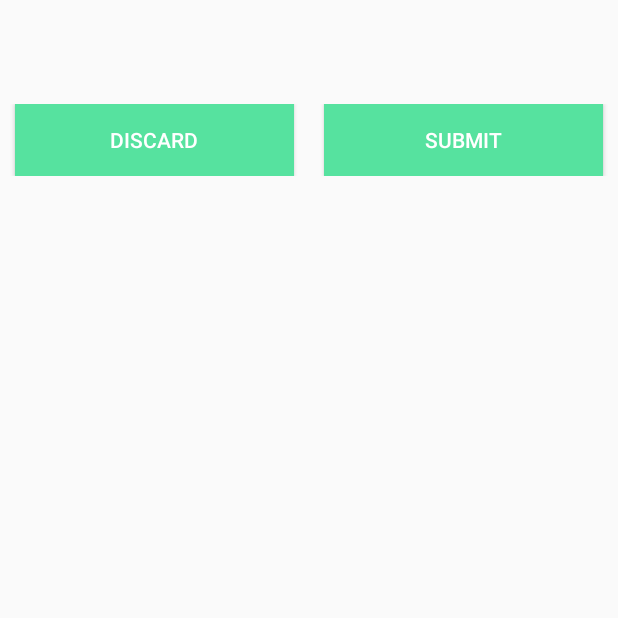
After one commit to rhys3010/language_vocabulary_assistant, an Android app: the PracticeActivity screen opened directly, with no data from a screen before it, on a phone screen of 412 x 824 dp, the top half of it. The commit adds this screen. Run offline under Robolectric (Android 15) with nearby library versions, the phone set to English and light mode, and no system bars.

Commit message:
added frontend skeleton for practice screen

```diff
--- a/app/src/main/AndroidManifest.xml
+++ b/app/src/main/AndroidManifest.xml
@@ -17,6 +17,7 @@
             </intent-filter>
         </activity>
         <activity android:name="uk.ac.aber.dcs.cs31620.rhe24.lva.ui.LVASetupActivity" android:screenOrientation="portrait"></activity>
+        <activity android:name=".ui.practice.PracticeActivity"></activity>
     </application>
 
 </manifest>
--- a/app/src/main/java/uk/ac/aber/dcs/cs31620/rhe24/lva/model/vocabulary/VocabularyListRecyclerAdapter.java
+++ b/app/src/main/java/uk/ac/aber/dcs/cs31620/rhe24/lva/model/vocabulary/VocabularyListRecyclerAdapter.java
@@ -1,13 +1,11 @@
 package uk.ac.aber.dcs.cs31620.rhe24.lva.model.vocabulary;
 
-import android.app.Dialog;
 import android.arch.lifecycle.ViewModelProviders;
 import android.content.Context;
 import android.content.DialogInterface;
 import android.databinding.DataBindingUtil;
 import android.support.annotation.NonNull;
 import android.support.design.widget.Snackbar;
-import android.support.v4.app.FragmentActivity;
 import android.support.v7.app.AlertDialog;
 import android.support.v7.widget.RecyclerView;
 import android.view.LayoutInflater;
@@ -22,7 +20,6 @@ import java.util.List;
 import uk.ac.aber.dcs.cs31620.rhe24.lva.R;
 import uk.ac.aber.dcs.cs31620.rhe24.lva.databinding.RecyclerViewVocabEntryBinding;
 import uk.ac.aber.dcs.cs31620.rhe24.lva.ui.LVAMainActivity;
-import uk.ac.aber.dcs.cs31620.rhe24.lva.ui.vocabulary.EditVocabularyEntryDialogFragment;
 
 /**
  * Recycler View Adapter to display vocabulary list
--- /dev/null
+++ b/app/src/main/java/uk/ac/aber/dcs/cs31620/rhe24/lva/ui/practice/PracticeActivity.java
@@ -0,0 +1,23 @@
+package uk.ac.aber.dcs.cs31620.rhe24.lva.ui.practice;
+
+import android.os.Bundle;
+import android.support.v7.app.AppCompatActivity;
+
+import uk.ac.aber.dcs.cs31620.rhe24.lva.R;
+
+/**
+ * PracticeActivity.java
+ *
+ * Run the vocab practice in a seperate activity
+ * @author Rhys Evans
+ * @version 3/12/2018
+ */
+public class PracticeActivity extends AppCompatActivity {
+
+    @Override
+    protected void onCreate(Bundle savedInstanceState){
+
+        super.onCreate(savedInstanceState);
+        setContentView(R.layout.activity_practice);
+    }
+}
--- a/app/src/main/res/layout/activity_lvamain.xml
+++ b/app/src/main/res/layout/activity_lvamain.xml
@@ -47,7 +47,8 @@
             android:layout_margin="@dimen/fab_margin"
             android:src="@drawable/ic_add_black_24dp"
             android:tint="@android:color/white"
-            android:layout_gravity="bottom|end"/>
+            android:layout_gravity="bottom|end"
+            android:visibility="gone"/>
 
     </android.support.design.widget.CoordinatorLayout>
 
--- /dev/null
+++ b/app/src/main/res/layout/activity_practice.xml
@@ -0,0 +1,70 @@
+<?xml version="1.0" encoding="utf-8"?>
+<android.support.constraint.ConstraintLayout
+    xmlns:android="http://schemas.android.com/apk/res/android"
+    xmlns:tools="http://schemas.android.com/tools"
+    xmlns:app="http://schemas.android.com/apk/res-auto"
+    android:layout_width="match_parent"
+    android:layout_height="match_parent"
+    tools:context=".ui.practice.PracticeActivity">
+
+    <!-- Language Preference Title -->
+    <LinearLayout
+        android:id="@+id/language_preference_container"
+        android:layout_width="match_parent"
+        android:layout_height="wrap_content"
+        android:theme="@style/RecyclerViewItem"
+        app:layout_constraintBottom_toTopOf="@id/question_list">
+
+        <TextView
+            android:id="@+id/language_preference_primary"
+            android:layout_width="0dp"
+            android:layout_height="wrap_content"
+            android:layout_weight="5"
+            android:gravity="start"
+            android:textColor="@color/colorPrimaryDark"
+            android:textAllCaps="true"
+            android:textStyle="bold"/>
+
+        <TextView
+            android:id="@+id/language_preference_secondary"
+            android:layout_width="0dp"
+            android:layout_height="wrap_content"
+            android:layout_weight="5"
+            android:gravity="end"
+            android:textColor="@color/colorPrimaryDark"
+            android:textAllCaps="true"
+            android:textStyle="bold"/>
+    </LinearLayout>
+
+    <android.support.v7.widget.RecyclerView
+        android:id="@+id/question_list"
+        android:layout_width="match_parent"
+        android:layout_height="wrap_content"
+        android:scrollbars="vertical"
+        app:layout_constraintTop_toBottomOf="@id/language_preference_container"/>
+
+    <LinearLayout
+        android:id="@+id/button_container"
+        android:layout_width="match_parent"
+        android:layout_height="wrap_content"
+        android:orientation="horizontal"
+        android:gravity="center_horizontal"
+        android:layout_marginTop="@dimen/default_margin"
+        app:layout_constraintTop_toBottomOf="@id/question_list">
+
+        <Button
+            android:layout_width="0dp"
+            android:layout_height="wrap_content"
+            android:layout_weight="4"
+            android:text="@string/practice_discard"
+            android:layout_marginHorizontal="@dimen/default_margin"/>
+
+        <Button
+            android:layout_width="0dp"
+            android:layout_height="wrap_content"
+            android:layout_weight="4"
+            android:text="@string/practice_submit"
+            android:layout_marginHorizontal="@dimen/default_margin"/>
+
+    </LinearLayout>
+</android.support.constraint.ConstraintLayout>
--- a/app/src/main/res/values/dimens.xml
+++ b/app/src/main/res/values/dimens.xml
@@ -4,10 +4,13 @@
     <dimen name="default_padding">10dp</dimen>
     <dimen name="lang_input_width">300dp</dimen>
     <dimen name="lang_input_margin">50dp</dimen>
-    <dimen name="vocab_list_entry_margin">2.5dp</dimen>
-    <dimen name="vocab_list_entry_vertical_padding">20dp</dimen>
     <dimen name="fab_margin">16dp</dimen>
     <dimen name="empty_list_view_margin">50dp</dimen>
     <dimen name="practice_stats_margin">20dp</dimen>
     <dimen name="practice_start_button_margin">40dp</dimen>
+
+    <dimen name="recycler_view_item_margin_top">2.5dp</dimen>
+    <dimen name="recycler_view_item_vertical_padding">10dp</dimen>
+    <dimen name="recycler_view_item_end_padding">2.5dp</dimen>
+    <dimen name="recycler_view_item_start_padding">5dp</dimen>
 </resources>
--- a/app/src/main/res/values/strings.xml
+++ b/app/src/main/res/values/strings.xml
@@ -56,6 +56,8 @@
     <string name="practice_average_score">Average Practice Score</string>
     <string name="practice_best_score">Best Practice Score</string>
     <string name="practice_start_button">Start Practice</string>
+    <string name="practice_submit">Submit</string>
+    <string name="practice_discard">Discard</string>
 
     <string-array name="language_suggestions_array">
         <item>Afrikaans</item>
--- a/app/src/main/res/values/styles.xml
+++ b/app/src/main/res/values/styles.xml
@@ -71,4 +71,13 @@
         <item name="android:textSize">46sp</item>
     </style>
 
+    <!-- Custom RecyclerView Item -->
+    <style name="RecyclerViewItem">
+        <item name="android:orientation">horizontal</item>
+        <item name="android:paddingStart">@dimen/recycler_view_item_start_padding</item>
+        <item name="android:paddingEnd">@dimen/recycler_view_item_end_padding</item>
+        <item name="android:paddingTop">@dimen/recycler_view_item_vertical_padding</item>
+        <item name="android:paddingBottom">@dimen/recycler_view_item_vertical_padding</item>
+    </style>
+
 </resources>
```
Also changed, not shown: app/src/main/java/uk/ac/aber/dcs/cs31620/rhe24/lva/ui/LVAMainActivity.java (+4 -5 lines), app/src/main/java/uk/ac/aber/dcs/cs31620/rhe24/lva/ui/practice/PracticeFragment.java (deleted, +0 -31 lines), app/src/main/java/uk/ac/aber/dcs/cs31620/rhe24/lva/ui/practice/PracticeOverviewFragment.java (added, +50 -0 lines), app/src/main/res/layout/fragment_vocabulary_list.xml (+1 -6 lines), app/src/main/res/layout/recycler_view_vocab_entry.xml (+3 -7 lines), app/src/main/res/layout/fragment_practice_overview.xml (renamed from app/src/main/res/layout/fragment_practice.xml).
